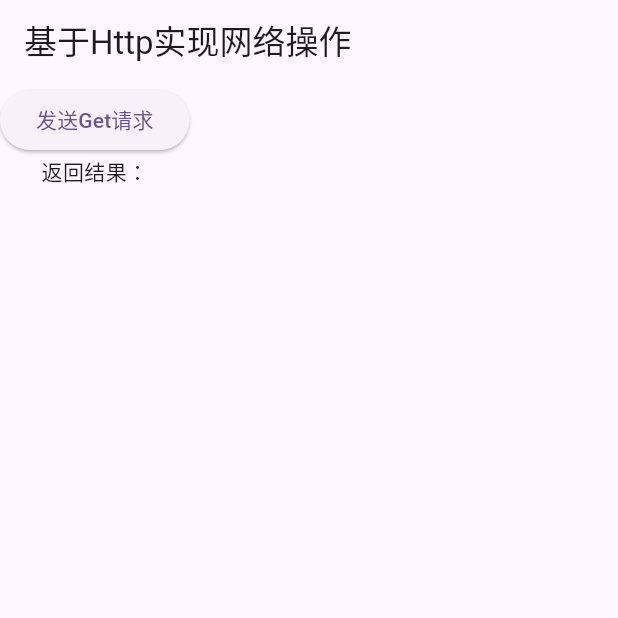
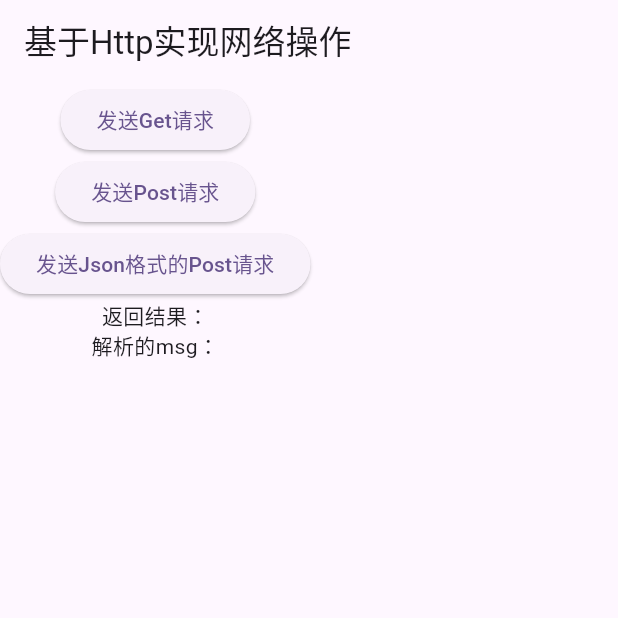
Before and after one commit to wuchao226/flutter_net_storage, a Flutter app: the screen it shows after launch, on a phone screen of 412 x 824 dp, the top half of it. Run offline on Flutter 3.47's test engine with Material 3 defaults, Android fonts, the light colour scheme and no system bars.

Commit message:
基于http实现post操作与json解析

```diff
--- a/lib/http_study.dart
+++ b/lib/http_study.dart
@@ -1,3 +1,5 @@
+import 'dart:convert';
+
 import 'package:flutter/material.dart';
 import 'package:http/http.dart' as http;
 
@@ -10,6 +12,7 @@ class HttpStudy extends StatefulWidget {
 
 class _HttpStudyState extends State<HttpStudy> {
   var resultShow = "";
+  var resultShow2 = "";
   @override
   Widget build(BuildContext context) {
     return Scaffold(
@@ -18,13 +21,24 @@ class _HttpStudyState extends State<HttpStudy> {
       ),
       body: Column(children: <Widget>[
         _doGetBtn(),
+        _doPostBtn(),
+        _doPostJsonBtn(),
         Text("返回结果：$resultShow"),
+        Text("解析的msg：$resultShow2"),
       ]),
     );
   }
 
   _doGetBtn() {
     return ElevatedButton(onPressed: _doGet, child: const Text('发送Get请求'));
+  }
+
+  _doPostBtn() {
+    return ElevatedButton(onPressed: _doPost, child: const Text('发送Post请求'));
+  }
+
+  _doPostJsonBtn() {
+    return ElevatedButton(onPressed: _doPostJson, child: const Text('发送Json格式的Post请求'));
   }
 
   ///发送Get请求
@@ -42,4 +56,49 @@ class _HttpStudyState extends State<HttpStudy> {
       });
     }
   }
+
+  ///发送Post请求
+  _doPost() async {
+    var uri = Uri.parse('https://api.geekailab.com/uapi/test/test');
+    var params = {"requestPrams": "doPost"}; //数据格式要为Map<String, String>
+    var response = await http.post(uri, body: params); //默认为x-www-form-urlencoded 格式
+    //http请求成功
+    if (response.statusCode == 200) {
+      setState(() {
+        resultShow = response.body;
+      });
+    } else {
+      setState(() {
+        resultShow = "请求失败：code: ${response.statusCode}，body:${response.body}";
+      });
+    }
+  }
+
+  ///发送Json类型的Post请求
+  _doPostJson() async {
+    var uri = Uri.parse('https://api.geekailab.com/uapi/test/testJson');
+    var params = {"requestPrams": "doPost"};
+    var response = await http.post(
+      uri,
+      body: json.encode(params), //将数据转成string
+      headers: {
+        //设置content-type为application/json
+        "content-Type": "application/json",
+      },
+    );
+    //http请求成功
+    if (response.statusCode == 200) {
+      setState(() {
+        resultShow = response.body;
+      });
+      var map = jsonDecode(response.body);
+      setState(() {
+        resultShow2 = map["msg"];
+      });
+    } else {
+      setState(() {
+        resultShow = "请求失败：code: ${response.statusCode}，body:${response.body}";
+      });
+    }
+  }
 }
```
